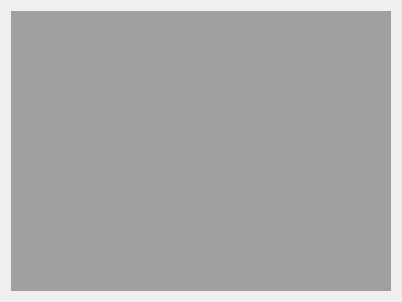
Qt form src/ui/interface/advanced/advancedinterface.ui (metaxy/openBibleViewer) before a commit.
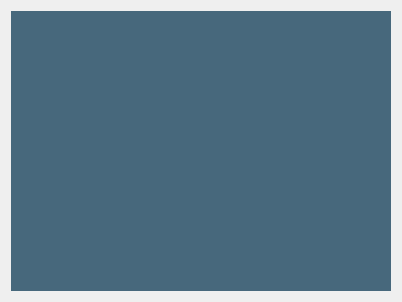
The same form after that commit.

What changed in the file:
```diff
--- a/src/ui/interface/advanced/advancedinterface.ui
+++ b/src/ui/interface/advanced/advancedinterface.ui
@@ -16,6 +16,15 @@
   <layout class="QHBoxLayout" name="horizontalLayout">
    <item>
     <widget class="QMdiArea" name="mdiArea">
+     <property name="background">
+      <brush brushstyle="SolidPattern">
+       <color alpha="255">
+        <red>71</red>
+        <green>104</green>
+        <blue>124</blue>
+       </color>
+      </brush>
+     </property>
      <property name="activationOrder">
       <enum>QMdiArea::ActivationHistoryOrder</enum>
      </property>
```
